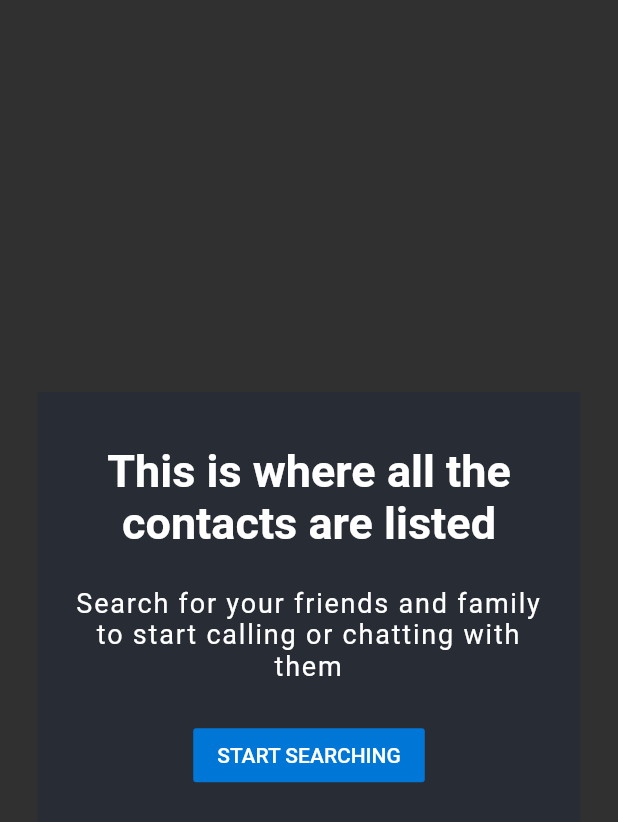
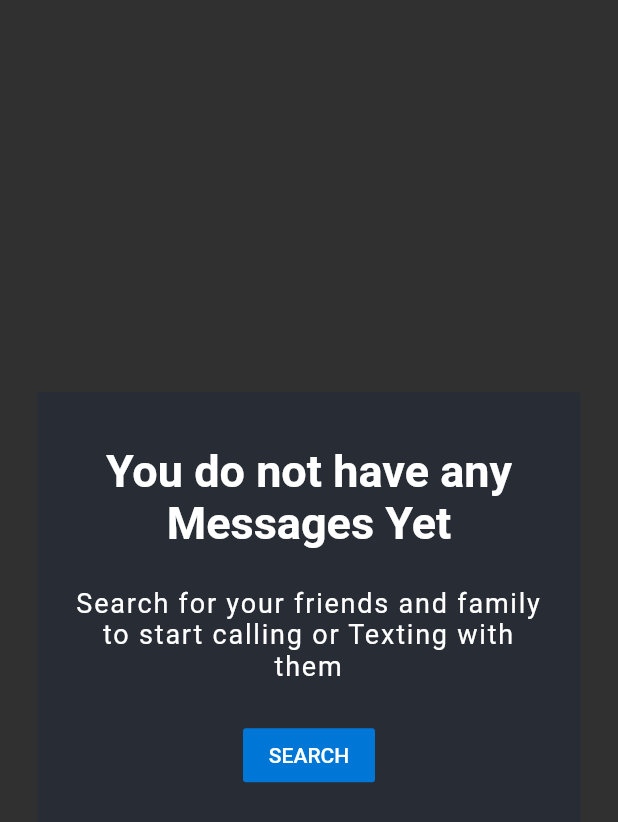
Before and after one commit to joeojiggs/switchcalls, a Flutter app: the QuietBox widget shown alone on an empty page, opened directly, on a phone screen of 412 x 824 dp. Shown: the top 822 px of the screen. Run offline on Flutter 3.47's test engine with Material 2 defaults, Android fonts, the phone set to English and light mode, and no system bars; our stand-ins replace cached_network_image, cloud_firestore, firebase_auth, firebase_storage, google_sign_in, gradient_app_bar and 3 more; missing offline and left inert: agora_rtc_engine, emoji_picker; accounts and stored records are empty; network calls fail.

Commit message:
populate chat screen

```diff
--- a/lib/screens/pageviews/widgets/quiet_box.dart
+++ b/lib/screens/pageviews/widgets/quiet_box.dart
@@ -16,7 +16,7 @@ class QuietBox extends StatelessWidget {
             crossAxisAlignment: CrossAxisAlignment.center,
             children: <Widget>[
               Text(
-                "This is where all the contacts are listed",
+                "You do not have any Messages Yet",
                 textAlign: TextAlign.center,
                 style: TextStyle(
                   fontWeight: FontWeight.bold,
@@ -25,7 +25,7 @@ class QuietBox extends StatelessWidget {
               ),
               SizedBox(height: 25),
               Text(
-                "Search for your friends and family to start calling or chatting with them",
+                "Search for your friends and family to start calling or Texting with them",
                 textAlign: TextAlign.center,
                 style: TextStyle(
                   letterSpacing: 1.2,
@@ -36,7 +36,7 @@ class QuietBox extends StatelessWidget {
               SizedBox(height: 25),
               FlatButton(
                 color: UniversalVariables.lightBlueColor,
-                child: Text("START SEARCHING"),
+                child: Text("SEARCH"),
                 onPressed: () => Navigator.push(
                   context,
                   MaterialPageRoute(
```
Also changed, not shown: lib/screens/home_screen.dart (+6 -7 lines), 1 other file.
